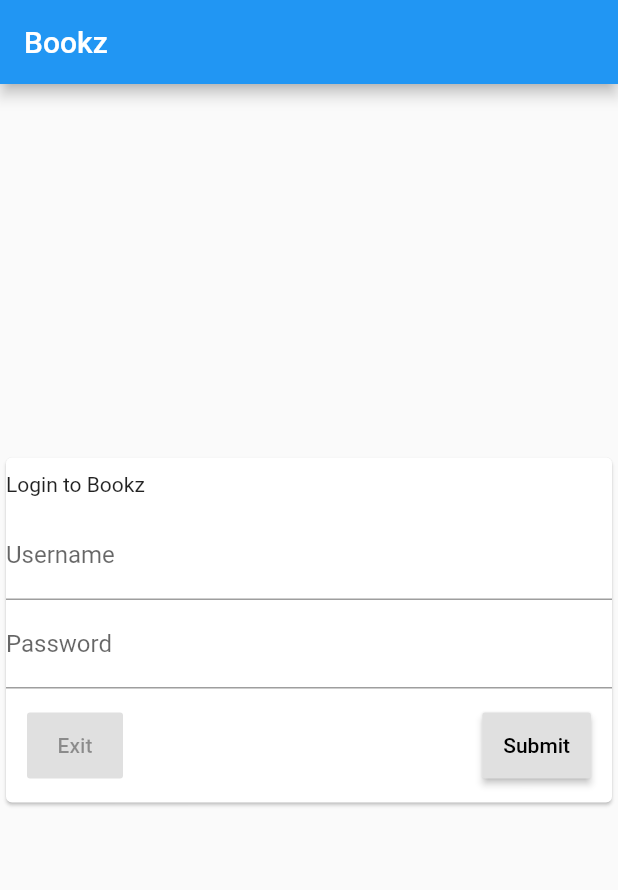
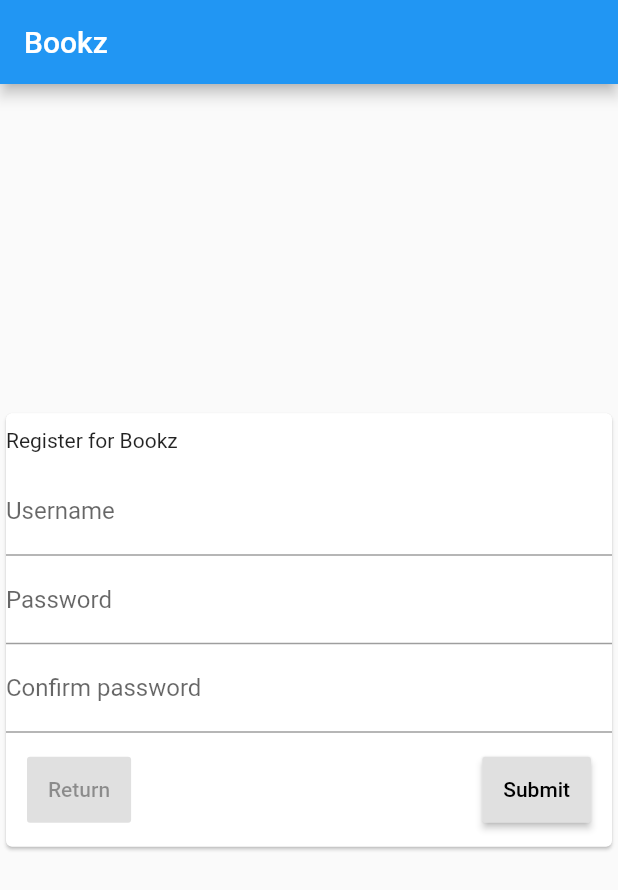
Before and after one commit to SSubPPaRR/bookz_app, a Flutter app: the screen it shows after launch, on a phone screen of 412 x 824 dp. Shown: the top 890 px of the screen. Run offline on Flutter 3.47's test engine with Material 2 defaults, Android fonts, the phone set to English and light mode, and no system bars.

Commit message:
added registration

```diff
--- a/lib/Widgets/RegistrationPage.dart
+++ b/lib/Widgets/RegistrationPage.dart
@@ -18,7 +18,7 @@ class RegistrationPage extends StatelessWidget {
         crossAxisAlignment: CrossAxisAlignment.start,
         children: <Widget>[
           Padding(padding: EdgeInsets.symmetric(vertical: 10, horizontal:0),
-            child: Text("Login to Bookz"),
+            child: Text("Register for Bookz"),
           ),
           //username
           TextFormField(
@@ -48,7 +48,7 @@ class RegistrationPage extends StatelessWidget {
           //confirm password
           TextFormField(
             decoration: InputDecoration(
-                labelText: "Password"
+                labelText: "Confirm password"
             ) ,
             validator: (value) {
               if (value.isEmpty) {
--- a/lib/main.dart
+++ b/lib/main.dart
@@ -1,4 +1,5 @@
 import 'file:///C:/Users/clayt/AndroidStudioProjects/bookz_app/lib/Widgets/LoginPage.dart';
+import 'package:bookzapp/Widgets/RegistrationPage.dart';
 import 'package:flutter/cupertino.dart';
 import 'package:flutter/material.dart';
 
@@ -44,7 +45,7 @@ class _MyMain extends State<MyMain>{
                 padding: EdgeInsets.fromLTRB(0, 10, 0, 50),
                 width: double.infinity,
                 child: Card(
-                  child: LoginForm(),
+                  child: RegistrationPage(),
                 ),
               )
             ],
```
Also changed, not shown: 1 other file.
